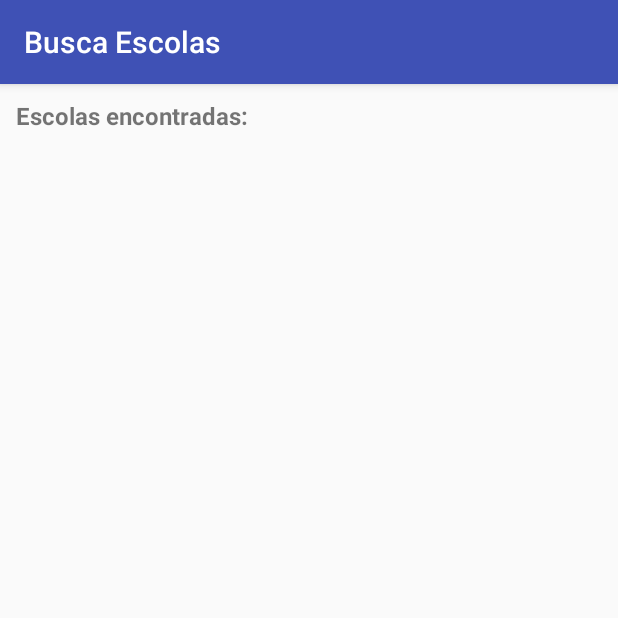
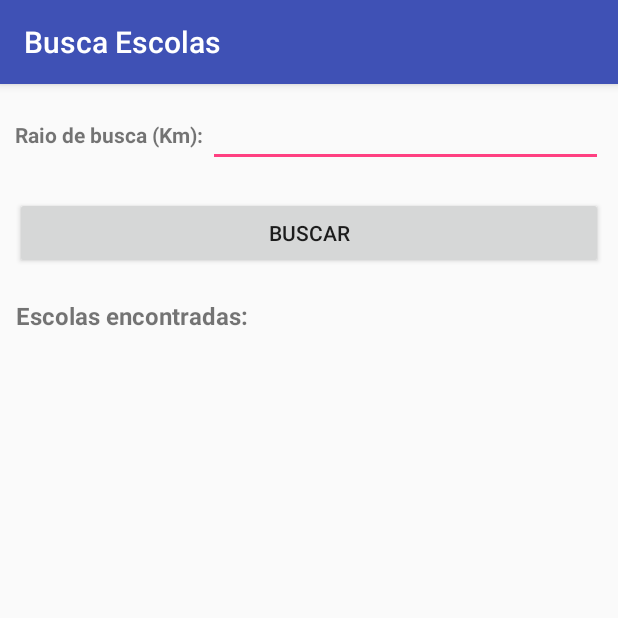
Before and after one commit to weullermarcos/Android_Busca_Escolas, an Android app: the EscolasPorLocalizacaoActivity screen opened directly, with no data from a screen before it, on a phone screen of 412 x 824 dp, the top half of it. Run offline under Robolectric (Android 15) with nearby library versions, the phone set to English and light mode, and no system bars; our stand-ins replace Volley.

Commit message:
buscando escolas pelo raio

```diff
--- a/BuscaEscolas/app/src/main/java/com/example/weullermarcos/buscaescolas/EscolasPorLocalizacaoActivity.java
+++ b/BuscaEscolas/app/src/main/java/com/example/weullermarcos/buscaescolas/EscolasPorLocalizacaoActivity.java
@@ -10,7 +10,10 @@ import android.support.v4.content.ContextCompat;
 import android.support.v7.app.AppCompatActivity;
 import android.os.Bundle;
 import android.util.Log;
+import android.view.View;
 import android.widget.ArrayAdapter;
+import android.widget.Button;
+import android.widget.EditText;
 import android.widget.ListView;
 
 import com.android.volley.Request;
@@ -37,17 +40,38 @@ public class EscolasPorLocalizacaoActivity extends AppCompatActivity {
     AlertDialog alerta;
     ArrayList<Escola> escolas = new ArrayList<Escola>();
     ArrayAdapter<Escola> adpEscolas;
+    Location minhaLocalizacao;
+
+    EditText edtRaio;
+    Button btnBuscar;
 
     @Override
     protected void onCreate(Bundle savedInstanceState) {
         super.onCreate(savedInstanceState);
         setContentView(R.layout.activity_escolas_por_localizacao);
 
+         capturaLocalizacaoAtual();
+
         lstEscolas = (ListView) findViewById(R.id.escolas_por_localizacao_lstEscolas);
 
         adpEscolas = new ArrayAdapter<Escola>(this, android.R.layout.simple_list_item_1);
         lstEscolas.setAdapter(adpEscolas);
 
+        edtRaio = (EditText) findViewById(R.id.escolas_por_localizacao_edtRaio);
+        btnBuscar = (Button) findViewById(R.id.escolas_por_localizacao_btnBuscar);
+
+        btnBuscar.setOnClickListener(new View.OnClickListener() {
+            @Override
+            public void onClick(View view) {
+
+                fazRequisicao(minhaLocalizacao, edtRaio.getText().toString());
+
+            }
+        });
+
+    }
+
+    private void capturaLocalizacaoAtual(){
 
         try {
 
@@ -63,8 +87,7 @@ public class EscolasPorLocalizacaoActivity extends AppCompatActivity {
                         Log.d("LATITUDE", String.valueOf(location.getLatitude()));
                         Log.d("LONGITUDE", String.valueOf(location.getLongitude()));
 
-
-                        fazRequisicao(location);
+                        minhaLocalizacao = location;
                     }
                 }
             });
@@ -80,15 +103,30 @@ public class EscolasPorLocalizacaoActivity extends AppCompatActivity {
             alerta.show();
 
         }
+
     }
 
-    private void fazRequisicao(Location location){
+    private void fazRequisicao(Location location, String raio){
+
+        if(location == null) {
+
+            AlertDialog.Builder builder = new AlertDialog.Builder(EscolasPorLocalizacaoActivity.this);
+            builder.setTitle("Erro");
+            builder.setMessage("Localização atual não encontrada.");
+            builder.setNeutralButton("OK", null);
+
+            alerta = builder.create();
+            alerta.show();
+
+            return;
+
+        }
 
         RequestQueue queue = Volley.newRequestQueue(this);
         String url ="http://mobile-aceite.tcu.gov.br:80/nossaEscolaRS" +
                     "/rest/escolas/latitude/" + String.valueOf(location.getLatitude()) +
                     "/longitude/" + String.valueOf(location.getLongitude()) +
-                    "/raio/50";
+                    "/raio/" + raio;
 
         Log.d("URL", url);
 
--- a/BuscaEscolas/app/src/main/res/layout/activity_escolas_por_localizacao.xml
+++ b/BuscaEscolas/app/src/main/res/layout/activity_escolas_por_localizacao.xml
@@ -8,7 +8,35 @@
     android:layout_margin="10dp"
     tools:context="com.example.weullermarcos.buscaescolas.EscolasPorLocalizacaoActivity">
 
+    <LinearLayout
+        android:layout_width="match_parent"
+        android:layout_height="wrap_content"
+        android:orientation="horizontal">
+
+        <TextView
+            android:text="Raio de busca (Km): "
+            android:textStyle="bold"
+            android:layout_width="wrap_content"
+            android:layout_height="wrap_content" />
+
+        <EditText
+            android:id="@+id/escolas_por_localizacao_edtRaio"
+            android:inputType="number"
+            android:layout_width="match_parent"
+            android:layout_height="wrap_content" />
+
+
+    </LinearLayout>
+
+    <Button
+        android:id="@+id/escolas_por_localizacao_btnBuscar"
+        android:text="Buscar"
+        android:layout_marginTop="20dp"
+        android:layout_width="match_parent"
+        android:layout_height="wrap_content" />
+
     <TextView
+        android:layout_marginTop="20dp"
         android:text="Escolas encontradas: "
         android:textStyle="bold"
         android:textSize="16dp"
```
